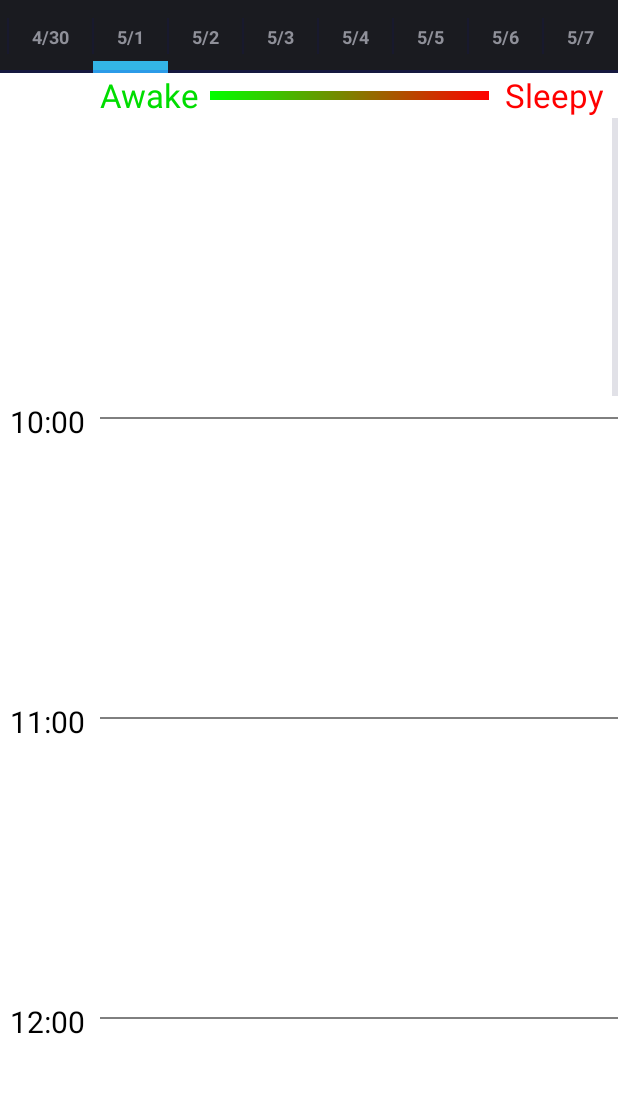
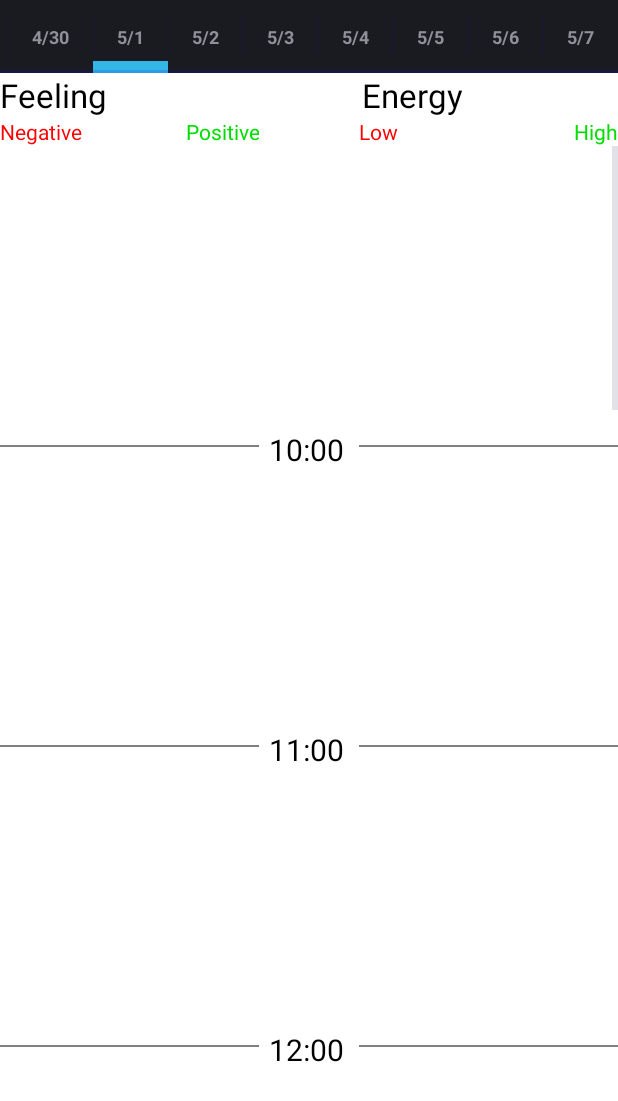
Before and after one commit to stevezhanggeek/LogIn, an Android app: the SlidingTabsBasicFragment screen opened directly, with no data from a screen before it, on a phone screen of 412 x 824 dp. Shown: the top 1101 px of the screen. Run offline under Robolectric (Android 15) with nearby library versions, the phone set to English and light mode, and no system bars.

Commit message:
Redesign all visualization description fragment

```diff
--- a/app/src/main/java/com/LogIn/CalendarViewSleepiness.java
+++ b/app/src/main/java/com/LogIn/CalendarViewSleepiness.java
@@ -74,9 +74,8 @@ public class CalendarViewSleepiness extends View {
             canvas.drawLine(text_width, y, width, y, paint);
         }
 
-        int lastY = 0;
-
         if (m_valueList != null) {
+            int lastY = 0;
             for (ParseObject object : m_valueList) {
                 int value = object.getInt("value");
                 int startX = text_width;
@@ -93,8 +92,6 @@ public class CalendarViewSleepiness extends View {
                     int hour = cal.get(Calendar.HOUR_OF_DAY);
                     int minute = cal.get(Calendar.MINUTE);
 
-                    System.out.println(minute);
-
                     int startY = hour_vertical_interval + (int) ((hour - Utility.hour_start + (double) minute / 60) * hour_vertical_interval);
                     // We make sure the value list is ascending based on create time
                     if (startY < lastY + rect_height) {
--- a/app/src/main/java/com/LogIn/Utility.java
+++ b/app/src/main/java/com/LogIn/Utility.java
@@ -21,7 +21,7 @@ public class Utility extends Activity {
     private static String deviceID = "";
     private static String name_datastore = "Logs_";
 
-    public static final String LogInType = "Sleepiness";
+    public static final String LogInType = "Mood";
     public static final int num_days_experiment_length = 17;
     public static final int year_start = 2015;
     public static final int month_start = 3; // start from 0
--- a/app/src/main/res/layout/fragment_mood.xml
+++ b/app/src/main/res/layout/fragment_mood.xml
@@ -18,32 +18,83 @@
         <TextView
             android:layout_width="wrap_content"
             android:layout_height="wrap_content"
-            android:textAppearance="?android:attr/textAppearanceLarge"
-            android:layout_marginLeft="100px"
-            android:text="Awake"
-            android:textColor="#00FF00"
+            android:text="Feeling"
+            android:textColor="#000000"
+            android:layout_weight="1"
+            android:textAppearance="?android:attr/textAppearanceLarge" />
+
+        <TextView
+            android:layout_width="100px"
+            android:layout_weight="0"
+            android:layout_height="wrap_content"/>
+
+        <TextView
+            android:layout_width="wrap_content"
+            android:layout_height="wrap_content"
+            android:text="Energy"
+            android:layout_weight="1"
+            android:textColor="#000000"
+            android:textAppearance="?android:attr/textAppearanceLarge"/>
+    </LinearLayout>
+
+    <LinearLayout
+        android:layout_width="fill_parent"
+        android:layout_height="wrap_content"
+        android:orientation="horizontal"
+        android:background="@android:color/white">
+
+        <LinearLayout
+            android:layout_width="fill_parent"
+            android:layout_height="wrap_content"
+            android:orientation="horizontal"
+            android:layout_weight="1"
+            android:background="@android:color/white">
+            <TextView
+                android:layout_width="wrap_content"
+                android:layout_height="wrap_content"
+                android:text="Negative"
+                android:textColor="#FF0000"
                 android:layout_weight="1"
                 android:gravity="left" />
-
-        <View
-            android:layout_width="170dp"
-            android:layout_height="10dp"
-            android:layout_marginTop="10dp"
-            android:layout_marginBottom="10dp"
-            android:layout_weight="1"
-            android:background="@drawable/gradient">
-        </View>
 
             <TextView
                 android:layout_width="wrap_content"
                 android:layout_height="wrap_content"
                 android:gravity="right"
-            android:textAppearance="?android:attr/textAppearanceLarge"
-            android:text="Sleepy"
+                android:text="Positive"
                 android:layout_weight="1"
-            android:textColor="#FF0000"/>
+                android:textColor="#00DD00"/>
         </LinearLayout>
 
+        <TextView
+            android:layout_width="100px"
+            android:layout_weight="0"
+            android:layout_height="wrap_content"/>
+
+        <LinearLayout
+            android:layout_width="fill_parent"
+            android:layout_height="wrap_content"
+            android:orientation="horizontal"
+            android:layout_weight="1"
+            android:background="@android:color/white">
+            <TextView
+                android:layout_width="wrap_content"
+                android:layout_height="wrap_content"
+                android:text="Low"
+                android:textColor="#FF0000"
+                android:layout_weight="1"
+                android:gravity="left" />
+
+            <TextView
+                android:layout_width="wrap_content"
+                android:layout_height="wrap_content"
+                android:gravity="right"
+                android:text="High"
+                android:layout_weight="1"
+                android:textColor="#00DD00"/>
+        </LinearLayout>
+
+    </LinearLayout>
 
     <android.support.v4.view.ViewPager
         android:id="@+id/viewpager"
```
Also changed, not shown: app/src/main/java/com/LogIn/CalendarViewDepression.java (+9 -2 lines), app/src/main/res/layout/fragment_depression.xml (+61 -28 lines). Lines whose indentation alone changed are shown as unchanged.
